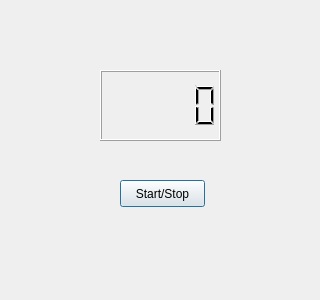
Old version of the form MainDialog.ui in the repository Kawasakis/RamenTimer.
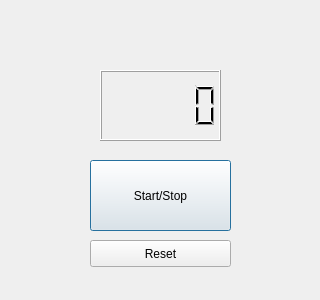
New version of the form.

Commit message: make button

What changed in the file:
```diff
--- a/MainDialog.ui
+++ b/MainDialog.ui
@@ -26,16 +26,29 @@
   <widget class="QPushButton" name="pushButton">
    <property name="geometry">
     <rect>
-     <x>120</x>
-     <y>180</y>
-     <width>85</width>
-     <height>27</height>
+     <x>90</x>
+     <y>160</y>
+     <width>141</width>
+     <height>71</height>
     </rect>
    </property>
    <property name="text">
     <string>Start/Stop</string>
    </property>
   </widget>
+  <widget class="QPushButton" name="pushButton_2">
+   <property name="geometry">
+    <rect>
+     <x>90</x>
+     <y>240</y>
+     <width>141</width>
+     <height>27</height>
+    </rect>
+   </property>
+   <property name="text">
+    <string>Reset</string>
+   </property>
+  </widget>
  </widget>
  <resources/>
  <connections/>
```
